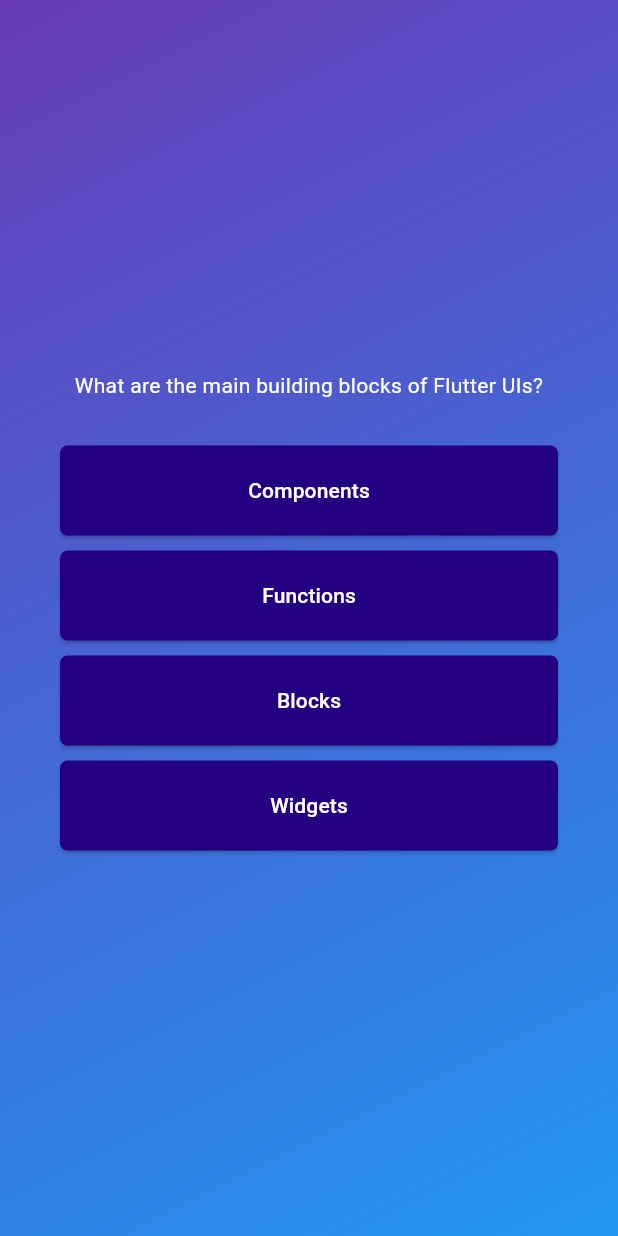
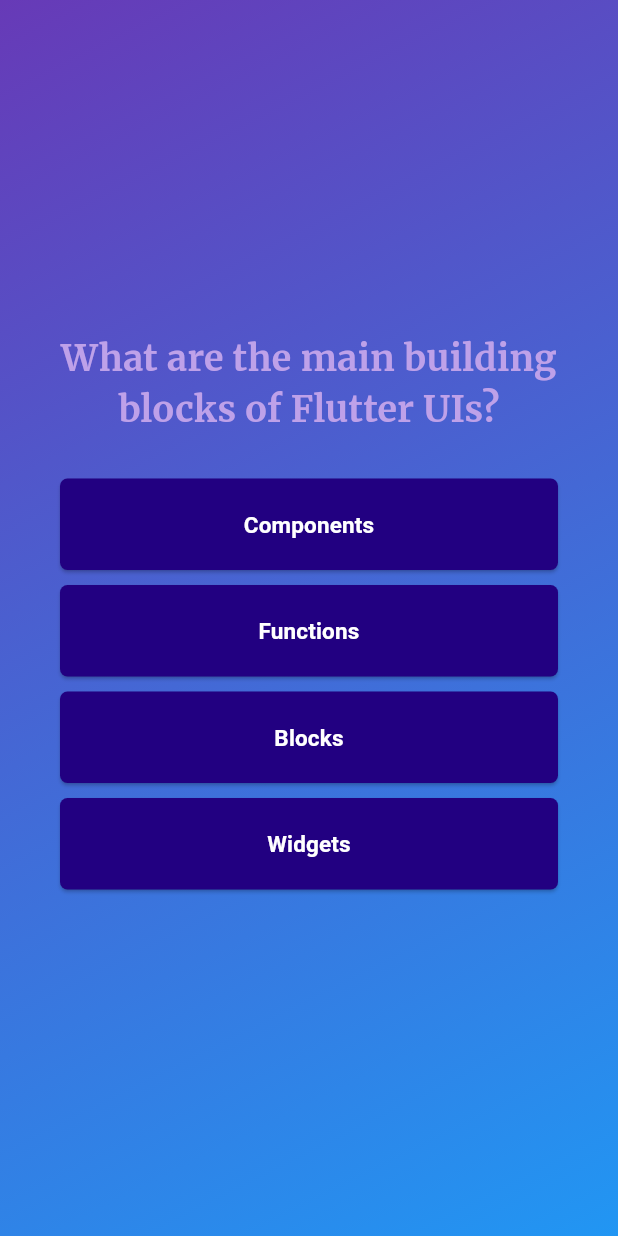
Before and after one commit to nahidmeraj765/quiz-app, a Flutter app: the screen it shows after launch, after a tap on "Start Quiz", on a phone screen of 412 x 824 dp. Run offline on Flutter 3.47's test engine with Material 3 defaults, Android fonts, the phone set to English and light mode, and no system bars; our stand-ins replace google_fonts; Roboto replaces fonts that are missing (Ubuntu).

Commit message:
adding google fonts & styling buttons

```diff
--- a/lib/answer_button.dart
+++ b/lib/answer_button.dart
@@ -1,4 +1,5 @@
 import 'package:flutter/material.dart';
+import 'package:google_fonts/google_fonts.dart';
 
 class AnswerButton extends StatelessWidget {
   const AnswerButton({
@@ -24,7 +25,11 @@ class AnswerButton extends StatelessWidget {
             borderRadius: BorderRadius.circular(5),
           ),
         ),
-        child: Text(answerText),
+        child: Text(
+          answerText,
+          textAlign: TextAlign.center,
+          style: GoogleFonts.ubuntu(fontSize: 15, fontWeight: FontWeight.bold),
+        ),
       ),
     );
   }
--- a/lib/quiz_screen.dart
+++ b/lib/quiz_screen.dart
@@ -1,4 +1,5 @@
 import 'package:flutter/material.dart';
+import 'package:google_fonts/google_fonts.dart';
 import 'package:flutter_application_quiz_app/answer_button.dart';
 import 'package:flutter_application_quiz_app/data/questions.dart';
 
@@ -34,8 +35,12 @@ class _QuizScreenState extends State<QuizScreen> {
           children: [
             Text(
               currentQuestion.questions,
-              style: const TextStyle(color: Colors.white),
               textAlign: TextAlign.center,
+              style: GoogleFonts.merriweather(
+                color: const Color.fromARGB(255, 190, 161, 233),
+                fontSize: 24,
+                fontWeight: FontWeight.bold,
+              ),
             ),
             const SizedBox(height: 30),
             ...currentQuestion.getShuffledAnswer().map((answer) {
--- a/lib/start_screen.dart
+++ b/lib/start_screen.dart
@@ -1,4 +1,5 @@
 import 'package:flutter/material.dart';
+import 'package:google_fonts/google_fonts.dart';
 
 class StartScreen extends StatelessWidget {
   const StartScreen(this.startQuiz, {super.key});
@@ -14,9 +15,12 @@ class StartScreen extends StatelessWidget {
           Image.asset("assets/images/quiz-logo.png",
               width: 300, color: const Color.fromARGB(149, 255, 255, 255)),
           const SizedBox(height: 80),
-          const Text(
+          Text(
             "Learn Flutter the Fun Way!",
-            style: TextStyle(color: Colors.white, fontSize: 28),
+            style: GoogleFonts.ubuntu(
+              color: Colors.white,
+              fontSize: 28,
+            ),
           ),
           const SizedBox(height: 40),
           OutlinedButton.icon(
@@ -25,7 +29,10 @@ class StartScreen extends StatelessWidget {
             },
             style: OutlinedButton.styleFrom(foregroundColor: Colors.white),
             icon: const Icon(Icons.arrow_right_alt),
-            label: const Text("Start Quiz"),
+            label: Text(
+              "Start Quiz",
+              style: GoogleFonts.teko(fontWeight: FontWeight.bold),
+            ),
           ),
         ],
       ),
--- a/pubspec.yaml
+++ b/pubspec.yaml
@@ -35,6 +35,7 @@ dependencies:
   # The following adds the Cupertino Icons font to your application.
   # Use with the CupertinoIcons class for iOS style icons.
   cupertino_icons: ^1.0.8
+  google_fonts: ^6.2.1
 
 dev_dependencies:
   flutter_test:
```
Also changed, not shown: pubspec.lock, 1 other file.
